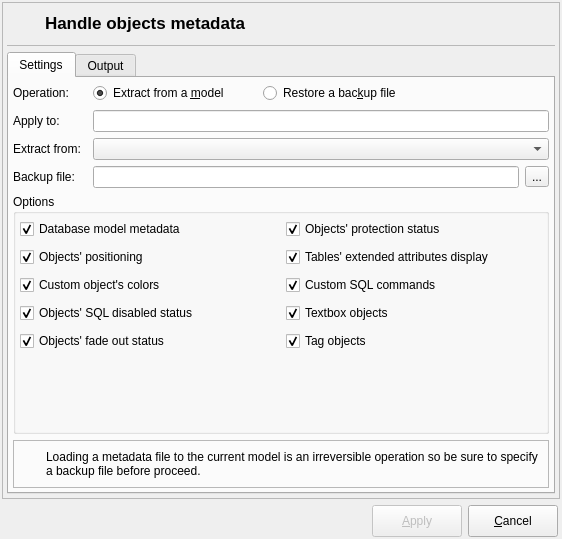
The window that libpgmodeler_ui/ui/metadatahandlingform.ui (pgmodeler/pgmodeler) describes before a commit, drawn with Qt 5.
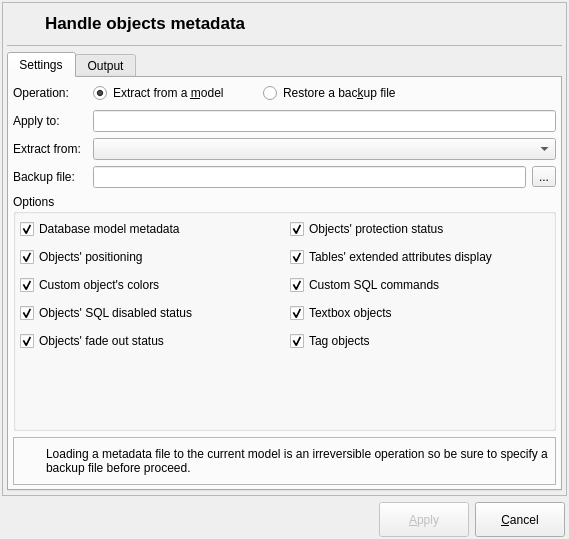
The same window after the commit. Icons and pictures are not drawn.

Patch:
```diff
--- a/libpgmodeler_ui/ui/metadatahandlingform.ui
+++ b/libpgmodeler_ui/ui/metadatahandlingform.ui
@@ -6,7 +6,7 @@
    <rect>
     <x>0</x>
     <y>0</y>
-    <width>562</width>
+    <width>569</width>
     <height>539</height>
    </rect>
   </property>
@@ -84,7 +84,7 @@
        <property name="minimumSize">
         <size>
          <width>90</width>
-         <height>32</height>
+         <height>35</height>
         </size>
        </property>
        <property name="maximumSize">
@@ -122,7 +122,7 @@
        <property name="minimumSize">
         <size>
          <width>90</width>
-         <height>32</height>
+         <height>35</height>
         </size>
        </property>
        <property name="maximumSize">
```
